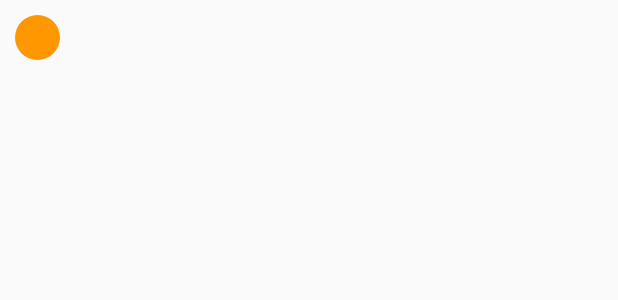
After one commit to alexmdo/ceep, an Android app: the layout item_paleta_cor.xml on its own in the app's theme, with its tools: preview values and no code run, on a phone screen of 412 x 824 dp. The commit adds this screen. Shown: the top 300 px of the screen. Run offline under Robolectric (Android 15) with nearby library versions, the phone set to English and light mode, and no system bars.

Commit message:
- criado drawable padrão para seleção de cor - criado layout para renderização do drawable - adicionado RecyclerView no layout de formulário - bind do layout com recyclerview

```diff
--- /dev/null
+++ b/app/src/main/res/drawable/item_paleta_cor_redondo.xml
@@ -0,0 +1,8 @@
+<?xml version="1.0" encoding="utf-8"?>
+<selector xmlns:android="http://schemas.android.com/apk/res/android">
+    <item>
+        <shape android:shape="oval">
+            <solid android:color="#ff9800"/>
+        </shape>
+    </item>
+</selector>
--- /dev/null
+++ b/app/src/main/res/layout/item_paleta_cor.xml
@@ -0,0 +1,6 @@
+<?xml version="1.0" encoding="utf-8"?>
+<View xmlns:android="http://schemas.android.com/apk/res/android"
+    android:layout_width="30dp"
+    android:layout_height="30dp"
+    android:layout_margin="10dp"
+    android:background="@drawable/item_paleta_cor_redondo" />
```
Also changed, not shown: app/src/main/res/layout/activity_formulario_nota.xml (+16 -3 lines).
